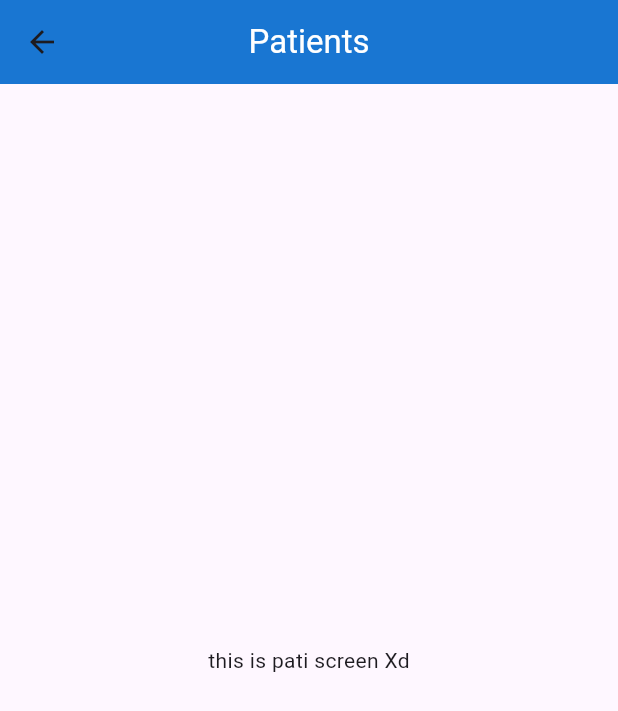
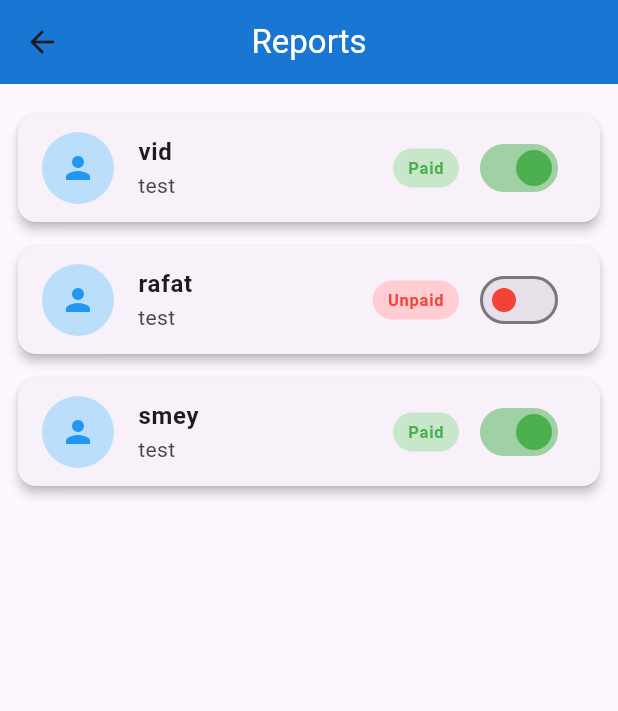
Before and after one commit to vidzin3/phamarcy_system_mobile, a Flutter app: the Patiscreen screen opened directly, on a phone screen of 412 x 824 dp. Shown: the top 711 px of the screen. Run offline on Flutter 3.47's test engine with Material 3 defaults, Android fonts, the phone set to English and light mode, and no system bars; our stand-ins replace dartx, device_preview, equatable, fl_chart, flutter_bloc, flutter_svg and 3 more; missing offline and left inert: mysql_client; network calls fail.

Commit message:
update patient screen

```diff
--- a/lib/features/home/patiscreen.dart
+++ b/lib/features/home/patiscreen.dart
@@ -1,22 +1,103 @@
 import 'package:flutter/material.dart';
 
-class Patiscreen extends StatelessWidget {
+class Patiscreen extends StatefulWidget {
   const Patiscreen({super.key});
+
+  @override
+  State<Patiscreen> createState() => _PatiscreenState();
+}
+
+class _PatiscreenState extends State<Patiscreen> {
+  // Simulated data list
+  List<Map<String, dynamic>> reports = [
+    {
+      'name': 'vid',
+      'description': 'test',
+      'status': true, // true = Paid
+    },
+    {
+      'name': 'rafat',
+      'description': 'test',
+      'status': false, // false = Unpaid
+    },
+    {
+      'name': 'smey',
+      'description': 'test',
+      'status': true,
+    },
+  ];
+
+  // Handle switch toggle
+  void _toggleStatus(int index) {
+    setState(() {
+      reports[index]['status'] = !reports[index]['status'];
+    });
+
+    // TODO: Call API to update status in MySQL
+    // e.g., await http.post('/update-status', body: {...})
+  }
 
   @override
   Widget build(BuildContext context) {
     return Scaffold(
       appBar: AppBar(
-        title: Text('Patients', style: TextStyle(color: Colors.white)),
-        backgroundColor: Color(0xFF1976D2),
+        title: const Text('Reports', style: TextStyle(color: Colors.white)),
+        backgroundColor: const Color(0xFF1976D2),
         elevation: 0,
         centerTitle: true,
       ),
-      body: Center(
-        child: Column(
-          mainAxisAlignment: MainAxisAlignment.center,
-          children: [Text('this is pati screen Xd')],
-        ),
+      body: ListView.builder(
+        padding: const EdgeInsets.all(12),
+        itemCount: reports.length,
+        itemBuilder: (context, index) {
+          final report = reports[index];
+          final isPaid = report['status'];
+
+          return Card(
+            elevation: 3,
+            margin: const EdgeInsets.symmetric(vertical: 8),
+            shape: RoundedRectangleBorder(
+              borderRadius: BorderRadius.circular(12),
+            ),
+            child: ListTile(
+              leading: CircleAvatar(
+                radius: 24,
+                backgroundColor: Colors.blue.shade100,
+                child: const Icon(Icons.person, color: Colors.blue),
+              ),
+              title: Text(report['name'], style: const TextStyle(fontWeight: FontWeight.bold)),
+              subtitle: Text(report['description']),
+              trailing: Row(
+                mainAxisSize: MainAxisSize.min,
+                children: [
+                  Container(
+                    padding: const EdgeInsets.symmetric(horizontal: 10, vertical: 5),
+                    decoration: BoxDecoration(
+                      color: isPaid ? Colors.green.shade100 : Colors.red.shade100,
+                      borderRadius: BorderRadius.circular(20),
+                    ),
+                    child: Text(
+                      isPaid ? 'Paid' : 'Unpaid',
+                      style: TextStyle(
+                        color: isPaid ? Colors.green : Colors.red,
+                        fontWeight: FontWeight.w600,
+                      ),
+                    ),
+                  ),
+                  const SizedBox(width: 10),
+                  Switch(
+                    value: isPaid,
+                    activeColor: Colors.green,
+                    inactiveThumbColor: Colors.red,
+                    onChanged: (value) {
+                      _toggleStatus(index);
+                    },
+                  ),
+                ],
+              ),
+            ),
+          );
+        },
       ),
     );
   }
```
